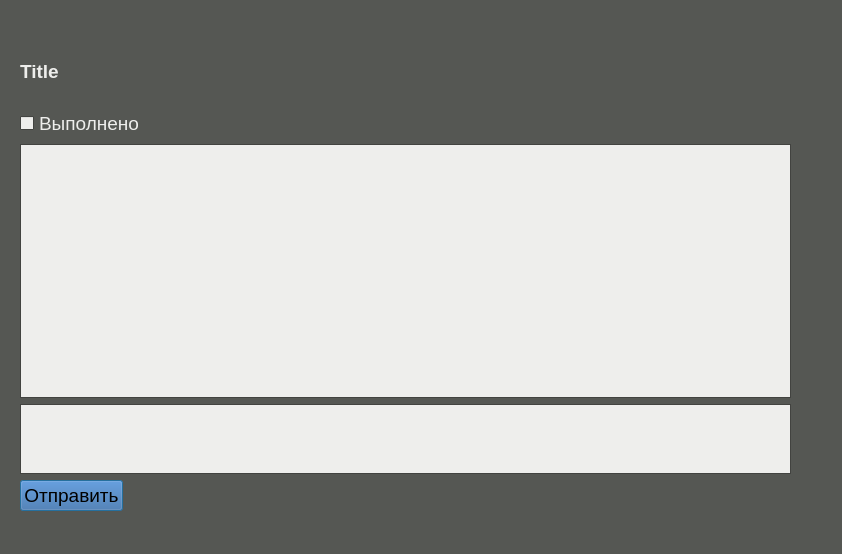
The window that client/ui_lib/taskdialog.ui (xpewa/TaskMessenger) describes before a commit, drawn with Qt 5.
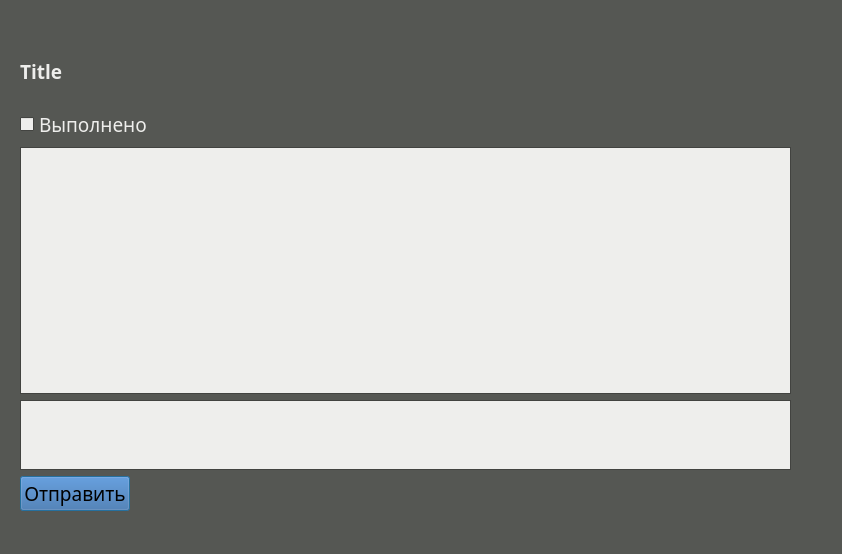
The same window after the commit.

Diff of the .ui file:
```diff
--- a/client/ui_lib/taskdialog.ui
+++ b/client/ui_lib/taskdialog.ui
@@ -130,6 +130,7 @@
   </property>
   <property name="font">
    <font>
+    <family>Waree</family>
     <pointsize>14</pointsize>
    </font>
   </property>
@@ -274,6 +275,7 @@
       </property>
       <property name="font">
        <font>
+        <family>Waree</family>
         <pointsize>14</pointsize>
         <weight>75</weight>
         <bold>true</bold>
@@ -310,6 +312,7 @@
       </property>
       <property name="font">
        <font>
+        <family>Waree</family>
         <pointsize>15</pointsize>
        </font>
       </property>
```
